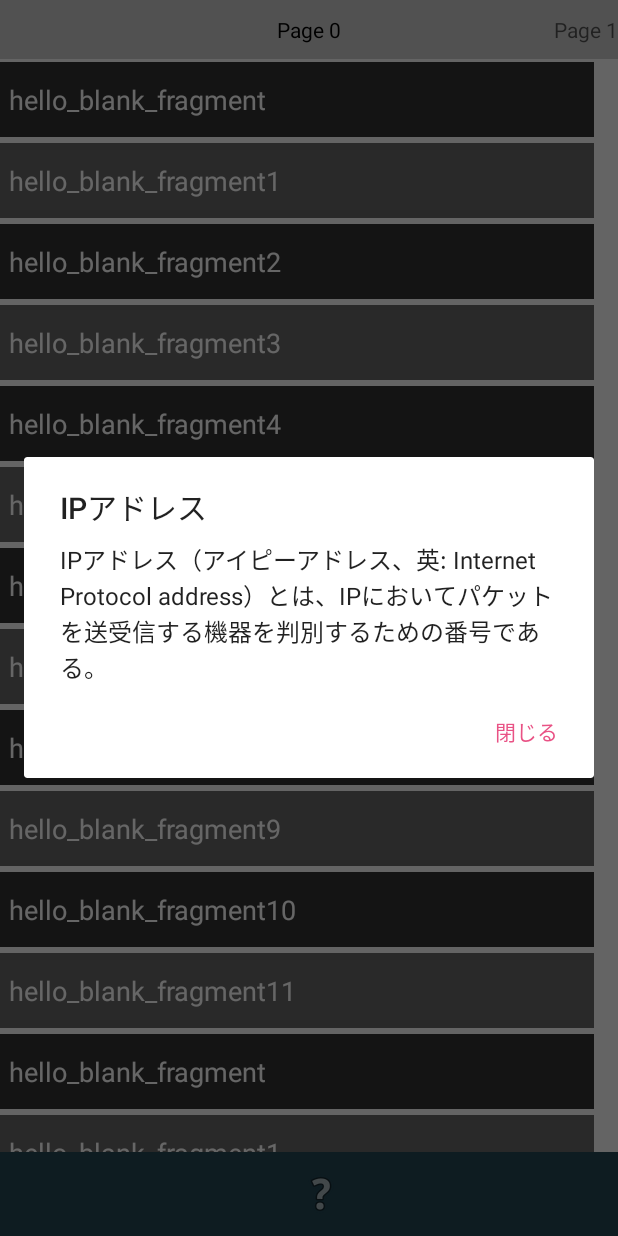
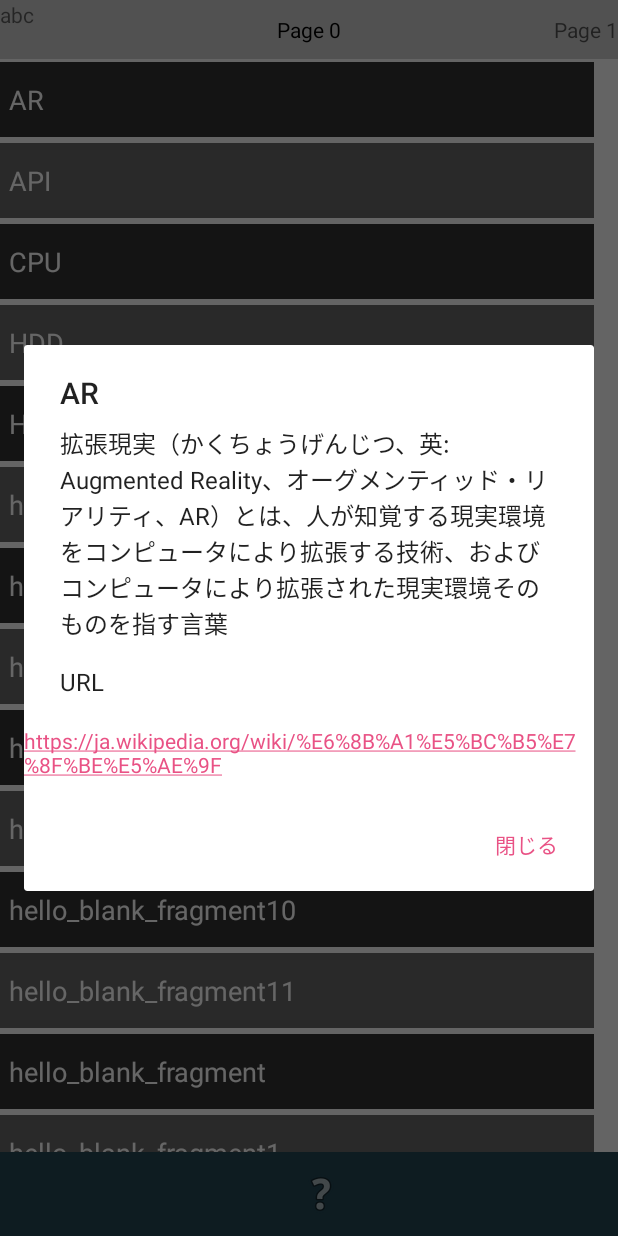
Before and after one commit to URADESU/Sample, an Android app: the screen it shows after launch (MainActivity), after a tap on an icon or button, on a phone screen of 412 x 824 dp. Run offline under Robolectric (Android 15) with nearby library versions, the phone set to English and light mode, and no system bars; 1 other tap on this screen came first.

Commit message:
ダイアログ　対応

```diff
--- a/app/src/main/java/com/example/user/sample/MainActivity.java
+++ b/app/src/main/java/com/example/user/sample/MainActivity.java
@@ -13,12 +13,15 @@ import android.support.v4.view.ViewPager;
 import android.support.v7.app.AlertDialog;
 import android.support.v7.widget.SearchView;
 import android.support.v7.widget.Toolbar;
+import android.text.method.LinkMovementMethod;
+import android.text.util.Linkify;
 import android.util.Log;
 import android.view.MotionEvent;
 import android.view.View;
 import android.view.inputmethod.InputMethodManager;
 import android.widget.ImageView;
 import android.widget.LinearLayout;
+import android.widget.TextView;
 
 import java.io.Serializable;
 import java.util.ArrayList;
@@ -62,6 +65,9 @@ public class MainActivity extends FragmentActivity implements Fragment1.OnClickI
     //表示画面情報
     private int screenInformation;
 
+    //押下されたリストの番号
+    private int itemNum;
+
     @Override
     protected void onCreate(Bundle savedInstanceState) {
         super.onCreate(savedInstanceState);
@@ -84,12 +90,27 @@ public class MainActivity extends FragmentActivity implements Fragment1.OnClickI
 
             public void onClick(View view){
 
+                //リソースファイルから、ダイアログのタイトルを取得
+                String[] title = getResources().getStringArray(R.array.ArrayEngTitle);
+                String[] text = getResources().getStringArray(R.array.ArrayEngText);
+                String[] url = getResources().getStringArray(R.array.ArrayEngURL);
+                ArrayList<TextView> arrayURL = new ArrayList<TextView>();
+                TextView hoge = new TextView(MainActivity.this);
+//                hoge = (TextView)findViewById(R.id.textURL);
+
+                for(int i = 0; i < url.length; i++){
+                    hoge.setAutoLinkMask(Linkify.WEB_URLS);
+                    hoge.setText(url[i]);
+                    arrayURL.add(hoge);
+                }
 
                 //wikiダイアログ表示処理
                 AlertDialog.Builder builder = new AlertDialog.Builder(MainActivity.this);
+
                 builder
-                        .setTitle("IPアドレス")
-                        .setMessage("IPアドレス（アイピーアドレス、英: Internet Protocol address）とは、IPにおいてパケットを送受信する機器を判別するための番号である。")
+                        .setTitle(title[itemNum])
+                        .setMessage(text[itemNum] + "\n\n" + "URL\n")
+                        .setView(arrayURL.get(itemNum))
                         .setPositiveButton("閉じる", new DialogInterface.OnClickListener() {
                             public void onClick(DialogInterface dialog, int id) {
 // ボタンをクリックしたときの動作
@@ -218,7 +239,6 @@ public class MainActivity extends FragmentActivity implements Fragment1.OnClickI
                     getSupportFragmentManager().popBackStack();
                 }
             }
-
         }
 
         srf.setShowItemFlg(false);
@@ -282,8 +302,8 @@ public class MainActivity extends FragmentActivity implements Fragment1.OnClickI
 
     @Override
     public void setItemNum(int num){
-        int hoge = num;
-        Log.d("setItem= ",""+hoge);
+        itemNum = num;
+        Log.d("setItem= ",""+itemNum);
     }
 
 }
--- a/app/src/main/res/layout/activity_main.xml
+++ b/app/src/main/res/layout/activity_main.xml
@@ -97,4 +97,11 @@
         </LinearLayout>
     </android.support.v7.widget.Toolbar>
 
+
+    <TextView
+        android:id="@+id/textURL"
+        android:layout_width="wrap_content"
+        android:layout_height="wrap_content"
+        android:text="abc"/>
+
 </android.support.constraint.ConstraintLayout>
--- a/app/src/main/res/values/arrays.xml
+++ b/app/src/main/res/values/arrays.xml
@@ -1,7 +1,8 @@
 <?xml version="1.0" encoding="utf-8"?>
-<resources>
+<resources xmlns:android="http://schemas.android.com/tools">
 
     <!-- ここから画像の指定  -->
+    <!--英語-->
     <string-array name="array_EngDrawable">
         <item>@drawable/drawable1</item>
         <item>@drawable/drawable2</item>
@@ -10,6 +11,7 @@
         <item>@drawable/drawable5</item>
     </string-array>
 
+    <!--日本語-->
     <string-array name="array_JapDrawable">
         <item>@drawable/test</item>
         <item>@drawable/test</item>
@@ -27,11 +29,11 @@
 
     <!-- ここからリスト文字列の設定  -->
     <string-array name="array_english">
-        <item>hello_blank_fragment</item>
-        <item>hello_blank_fragment1</item>
-        <item>hello_blank_fragment2</item>
-        <item>hello_blank_fragment3</item>
-        <item>hello_blank_fragment4</item>
+        <item>AR</item>
+        <item>API</item>
+        <item>CPU</item>
+        <item>HDD</item>
+        <item>HTML</item>
         <item>hello_blank_fragment5</item>
         <item>hello_blank_fragment6</item>
         <item>hello_blank_fragment7</item>
@@ -163,4 +165,39 @@
     </string-array>
 
     <!-- ここからリスト文字列の設定  -->
+
+
+    <!--以下、ダイアログ内のアイテム-->
+
+    <!--タイトル-->
+    <!--英語-->
+    <string-array name="ArrayEngTitle">
+        <item>AR</item>
+        <item>API</item>
+        <item>CPU</item>
+        <item>HDD</item>
+        <item>HTML</item>
+    </string-array>
+
+    <!--内容-->
+    <!--英語-->
+    <string-array name="ArrayEngText">
+        <item>拡張現実（かくちょうげんじつ、英: Augmented Reality、オーグメンティッド・リアリティ、AR）とは、人が知覚する現実環境をコンピュータにより拡張する技術、およびコンピュータにより拡張された現実環境そのものを指す言葉</item>
+        <item>アプリケーションプログラミングインタフェース（API、英: Application Programming Interface）とは、ソフトウェアコンポーネントが互いにやりとりするのに使用するインタフェースの仕様である</item>
+        <item>CPU（シーピーユー、英: Central Processing Unit）、中央処理装置（ちゅうおうしょりそうち）は、コンピュータにおける中心的な処理装置（プロセッサ）[1]。</item>
+        <item>ハードディスクドライブ（英: hard disk drive, HDD）とは、磁性体を塗布した円盤を高速回転し、磁気ヘッドを移動することで、情報を記録し読み出す補助記憶装置の一種である。</item>
+        <item>HyperText Markup Language（ハイパーテキスト マークアップ ランゲージ、HTML（エイチティーエムエル））は、ハイパーテキストを記述するためのマークアップ言語の1つである</item>
+    </string-array>
+
+
+
+    <!--URL-->
+    <!--英語-->
+    <string-array name="ArrayEngURL">
+        <item>https://ja.wikipedia.org/wiki/%E6%8B%A1%E5%BC%B5%E7%8F%BE%E5%AE%9F</item>
+        <item>https://ja.wikipedia.org/wiki/%E6%8B%A1%E5%BC%B5%E7%8F%BE%E5%AE%9F</item>
+        <item>https://ja.wikipedia.org/wiki/%E6%8B%A1%E5%BC%B5%E7%8F%BE%E5%AE%9F</item>
+        <item>https://ja.wikipedia.org/wiki/%E6%8B%A1%E5%BC%B5%E7%8F%BE%E5%AE%9F</item>
+        <item>https://ja.wikipedia.org/wiki/%E6%8B%A1%E5%BC%B5%E7%8F%BE%E5%AE%9F</item>
+    </string-array>
 </resources>
```
